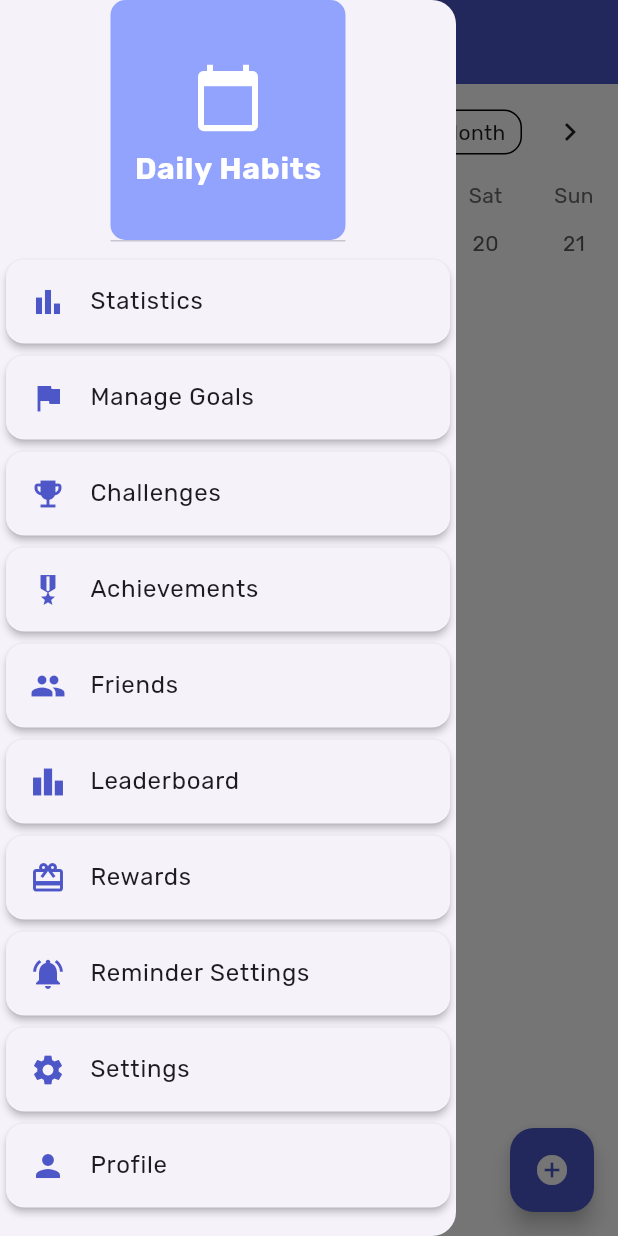
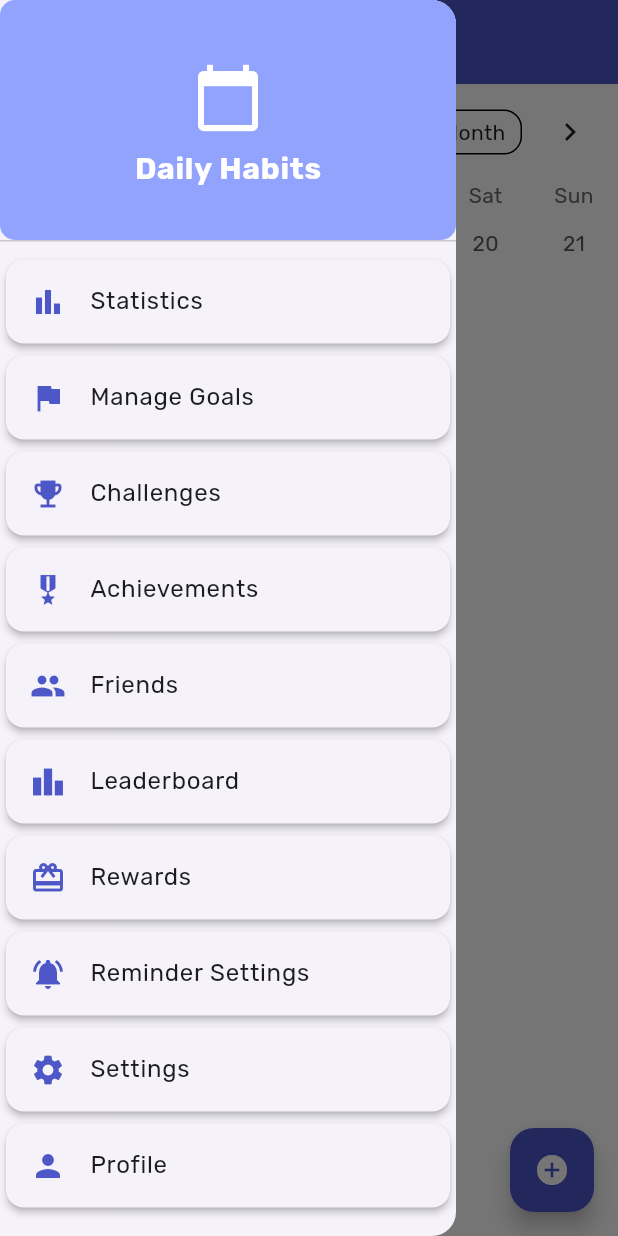
Before and after one commit to xavm29/daily_habits, a Flutter app: the Home screen opened directly, with the side drawer open, on a phone screen of 412 x 824 dp. Run offline on Flutter 3.47's test engine with Material 3 defaults, Android fonts, the phone set to English and light mode, and no system bars; drawn by our look-alikes of table_calendar; our stand-ins replace audioplayers, cloud_firestore, confetti, connectivity_plus, csv, firebase_analytics and 19 more; missing offline and left inert: firebase_ui_auth; accounts and stored records are empty.

Commit message:
docs: Add CLAUDE.md for AI-assisted development
This commit introduces a new file, `CLAUDE.md`, designed to provide guidance and context to AI assistants like Claude for working within this repository.

The document includes:
- A detailed project overview.
- Essential development and build commands.
- An in-depth explanation of the app's architecture, covering state management, data persistence (Firebase and Hive), core models, and key services.
- Guidance on common development patterns, such as adding new features, services, or screens.

Additionally, this commit includes minor related changes:

- **Version Bump:** The application version in `pubspec.yaml` has been updated from `1.0.3+3` to `1.0.4+4`.
- **Refactor:** In `side_menu.dart`, the `Column` widget was replaced with a `ListView` to ensure the menu content is scrollable and prevent potential layout overflows.
- **Tooling:** New files and configuration updates related to local development tools (`.claude/settings.local.json`, `problems-report.html`) have been added.

```diff
--- a/lib/widgets/side_menu.dart
+++ b/lib/widgets/side_menu.dart
@@ -22,7 +22,8 @@ class SideMenu extends StatelessWidget {
   Widget build(BuildContext context) {
     final l10n = AppLocalizations.of(context);
     return Drawer(
-      child: Column(
+      child: ListView(
+        padding: EdgeInsets.zero,
         children: [
           DrawerHeader(
             decoration: const BoxDecoration(
--- a/pubspec.yaml
+++ b/pubspec.yaml
@@ -17,7 +17,7 @@ publish_to: 'none' # Remove this line if you wish to publish to pub.dev
 # https://developer.apple.com/library/archive/documentation/General/Reference/InfoPlistKeyReference/Articles/CoreFoundationKeys.html
 # In Windows, build-name is used as the major, minor, and patch parts
 # of the product and file versions while build-number is used as the build suffix.
-version: 1.0.3+3
+version: 1.0.4+4
 
 environment:
   sdk: '>=3.0.0 <4.0.0'
```
Also changed, not shown: .claude/settings.local.json, 2 other files.
